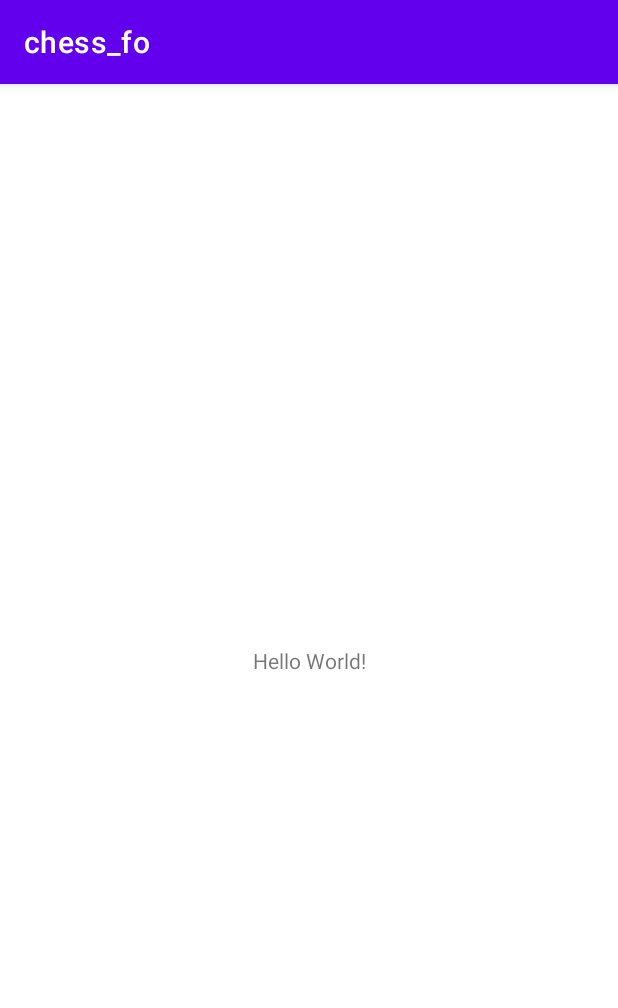
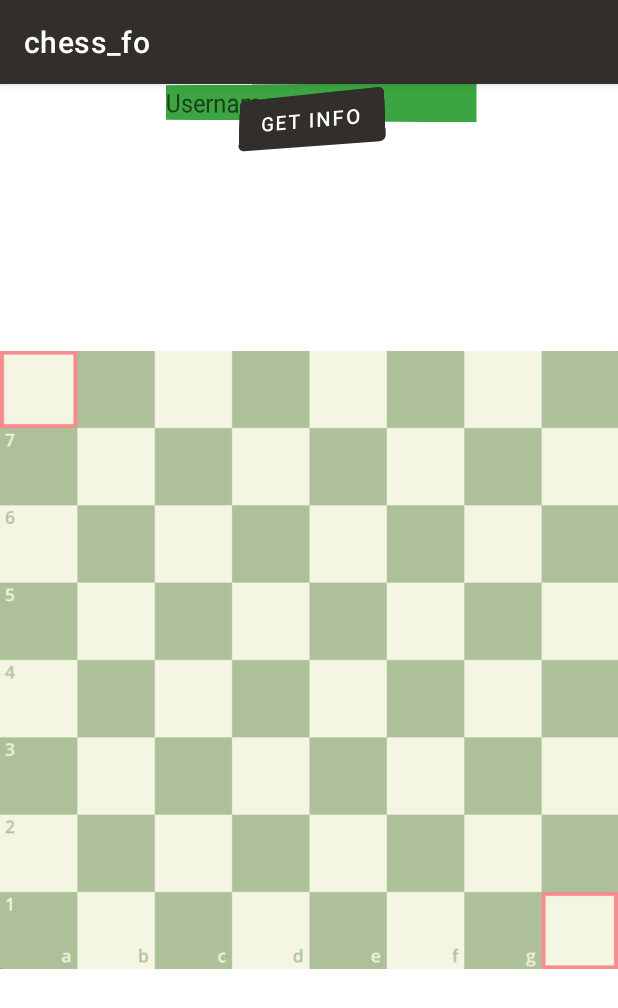
Before and after one commit to shubhansu31/chess_fo, an Android app: the screen it shows after launch (MainActivity), on a phone screen of 412 x 824 dp. Shown: the top 1008 px of the screen. Run offline under Robolectric (Android 15) with nearby library versions, the phone set to English and light mode, and no system bars.

Commit message:
no api added

```diff
--- a/app/src/main/java/com/e/chess_fo/MainActivity.kt
+++ b/app/src/main/java/com/e/chess_fo/MainActivity.kt
@@ -2,10 +2,22 @@ package com.e.chess_fo
 
 import androidx.appcompat.app.AppCompatActivity
 import android.os.Bundle
+import android.view.View
+import android.widget.EditText
+import android.widget.Toast
 
 class MainActivity : AppCompatActivity() {
+    private lateinit var textName : EditText;
     override fun onCreate(savedInstanceState: Bundle?) {
         super.onCreate(savedInstanceState)
         setContentView(R.layout.activity_main)
+
+        textName = findViewById(R.id.textPersonName);
+
+    }
+
+    fun getInfo(view: View) {
+        val userName : String = textName.text.toString();
+        Toast.makeText(this,userName,Toast.LENGTH_LONG).show();
     }
 }
--- a/app/src/main/res/layout/activity_main.xml
+++ b/app/src/main/res/layout/activity_main.xml
@@ -6,13 +6,49 @@
     android:layout_height="match_parent"
     tools:context=".MainActivity">
 
-    <TextView
+    <ImageView
+        android:id="@+id/imageView"
+        android:layout_width="match_parent"
+        android:layout_height="match_parent"
+        android:alpha="0.6"
+        app:layout_constraintBottom_toBottomOf="parent"
+        app:layout_constraintEnd_toEndOf="parent"
+        app:layout_constraintHorizontal_bias="0.0"
+        app:layout_constraintStart_toStartOf="parent"
+        app:layout_constraintTop_toTopOf="parent"
+        app:layout_constraintVertical_bias="1.0"
+        app:srcCompat="@drawable/bg" />
+
+    <EditText
+        android:id="@+id/textPersonName"
         android:layout_width="wrap_content"
         android:layout_height="wrap_content"
-        android:text="Hello World!"
-        app:layout_constraintBottom_toBottomOf="parent"
-        app:layout_constraintLeft_toLeftOf="parent"
-        app:layout_constraintRight_toRightOf="parent"
-        app:layout_constraintTop_toTopOf="parent" />
+        android:layout_marginStart="100dp"
+        android:layout_marginEnd="100dp"
+        android:alpha="1"
+        android:background="@color/greem"
+        android:backgroundTint="#3CA541"
+        android:ems="10"
+        android:hint="Username"
+        android:inputType="textPersonName"
+        android:rotationY="-15"
+        app:layout_constraintEnd_toEndOf="@+id/imageView"
+        app:layout_constraintHorizontal_bias="0.0"
+        app:layout_constraintStart_toStartOf="parent"
+        tools:layout_editor_absoluteY="174dp" />
+
+    <Button
+        android:id="@+id/submit"
+        android:layout_width="wrap_content"
+        android:layout_height="wrap_content"
+        android:layout_marginStart="159dp"
+        android:layout_marginEnd="159dp"
+        android:rotationX="15"
+        android:rotationY="-19"
+        android:onClick="getInfo"
+        android:text="Get Info"
+        app:layout_constraintEnd_toEndOf="@+id/imageView"
+        app:layout_constraintStart_toStartOf="@+id/imageView"
+        tools:layout_editor_absoluteY="393dp" />
 
 </androidx.constraintlayout.widget.ConstraintLayout>
--- a/app/src/main/res/values/colors.xml
+++ b/app/src/main/res/values/colors.xml
@@ -7,4 +7,9 @@
     <color name="teal_700">#FF018786</color>
     <color name="black">#FF000000</color>
     <color name="white">#FFFFFFFF</color>
+    <color name="light_grey">#817F7D</color>
+    <color name="dark_grey">#312E2B</color>
+    <color name="greem">#43A047</color>
+
+
 </resources>
--- a/app/src/main/res/values/themes.xml
+++ b/app/src/main/res/values/themes.xml
@@ -2,11 +2,11 @@
     <!-- Base application theme. -->
     <style name="Theme.Chess_fo" parent="Theme.MaterialComponents.DayNight.DarkActionBar">
         <!-- Primary brand color. -->
-        <item name="colorPrimary">@color/purple_500</item>
-        <item name="colorPrimaryVariant">@color/purple_700</item>
+        <item name="colorPrimary">@color/dark_grey</item>
+        <item name="colorPrimaryVariant">@color/dark_grey</item>
         <item name="colorOnPrimary">@color/white</item>
         <!-- Secondary brand color. -->
-        <item name="colorSecondary">@color/teal_200</item>
+        <item name="colorSecondary">@color/light_grey</item>
         <item name="colorSecondaryVariant">@color/teal_700</item>
         <item name="colorOnSecondary">@color/black</item>
         <!-- Status bar color. -->
```
Also changed, not shown: app/src/main/res/drawable/bg.png (added).
